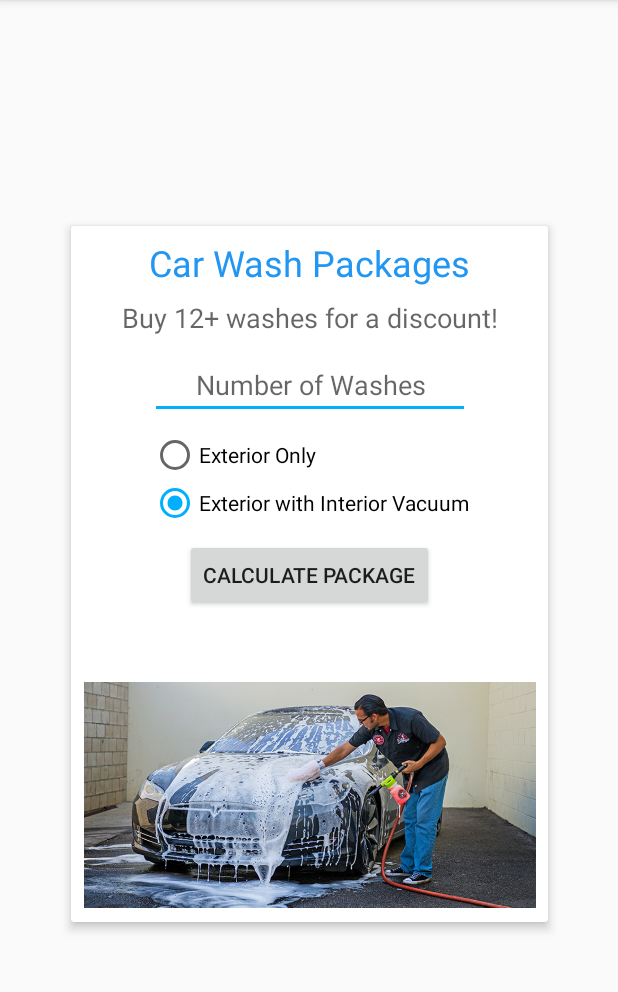
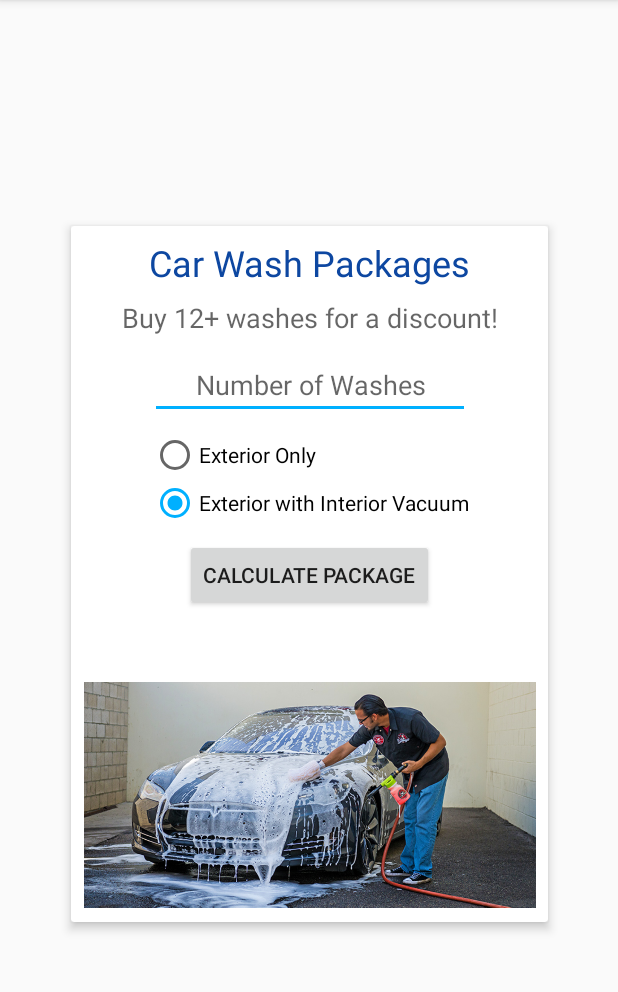
Before and after one commit to dmutlu/CarWashDEM, an Android app: the screen it shows after launch (MainActivity), on a phone screen of 412 x 824 dp, the part 84-1076 px from its top. Run offline under Robolectric (Android 15) with nearby library versions, the phone set to English and light mode, and no system bars.

Commit message:
Changed Theme Colors.

```diff
--- a/app/src/main/res/values/colors.xml
+++ b/app/src/main/res/values/colors.xml
@@ -3,5 +3,5 @@
     <color name="colorPrimary">#ff5722</color>
     <color name="colorPrimaryDark">#e64a19</color>
     <color name="colorAccent">#00b0ff</color>
-    <color name="matBlue">#2196f3</color>
+    <color name="matBlue">#0d47a1</color>
 </resources>
```
